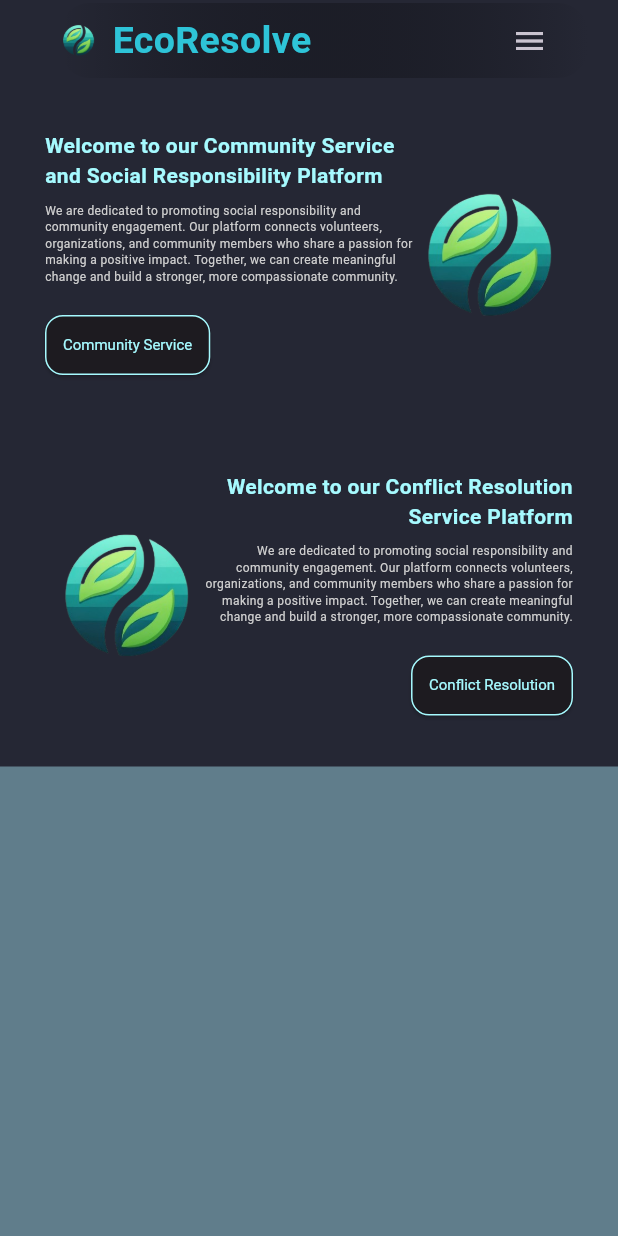
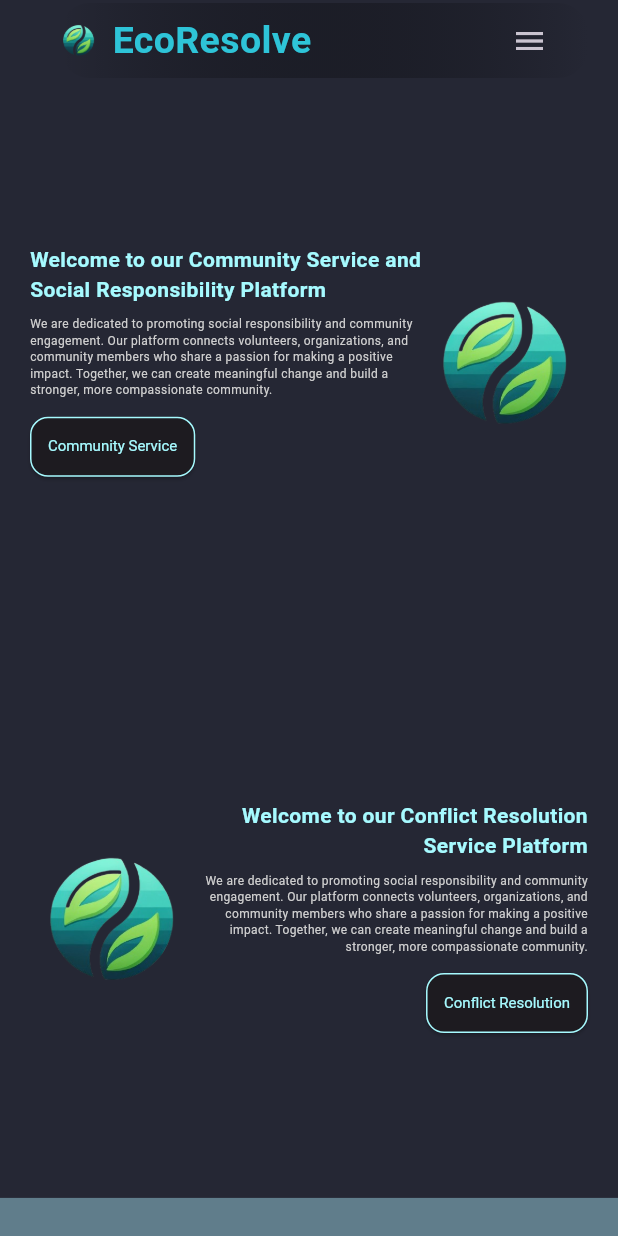
Before and after one commit to Saniya951/EcoResolve, a Flutter app: the screen it shows after launch, on a phone screen of 412 x 824 dp. Run offline on Flutter 3.47's test engine with Material 3 defaults, Android fonts, the light colour scheme and no system bars.

Commit message:
home page UIresponsive correctly

```diff
--- a/lib/pages/home_page.dart
+++ b/lib/pages/home_page.dart
@@ -47,6 +47,7 @@ class _HomePageState extends State<HomePage> {
     return LayoutBuilder(
       builder: (context, constraints) {
         bool isDesktop = constraints.maxWidth >= minDesktopWidth;
+        final screenSize=MediaQuery.of(context).size;
 
         return Scaffold(
           key: scaffoldKey,
@@ -71,11 +72,14 @@ class _HomePageState extends State<HomePage> {
                 ),
 
               Container(
-                padding: const EdgeInsets.all(30.0),
-                child: Row(
+                margin:const EdgeInsets.symmetric(horizontal: 20.0),
+                constraints:BoxConstraints(maxHeight:screenSize.height*0.45),
+                child:Row(
+                  mainAxisAlignment: MainAxisAlignment.spaceEvenly,
                   children: [
                     Expanded(
                       child: Column(
+                          mainAxisAlignment: MainAxisAlignment.center,
                           crossAxisAlignment: CrossAxisAlignment.start,
                           children: [
                             Text(
@@ -84,7 +88,7 @@ class _HomePageState extends State<HomePage> {
                             ),
                             const SizedBox(height: 8.0),
                             SizedBox(
-                            width: isDesktop? 800.0 : 400.0,
+                              width: isDesktop? 600.0 : null,
                               child: Text(
                                 "We are dedicated to promoting social responsibility and community engagement. Our platform connects volunteers, organizations, and community members who share a passion for making a positive impact. Together, we can create meaningful change and build a stronger, more compassionate community.",
                                 style: isDesktop ? desktopBodyStyle : mobileBodyStyle,
@@ -93,7 +97,7 @@ class _HomePageState extends State<HomePage> {
                               ),
                             ),
 
-                          const SizedBox(height: 16.0), //for space
+                            const SizedBox(height: 8.0), //for space
 
                             // import custom btn form constants
                             CustomButton(
@@ -105,7 +109,9 @@ class _HomePageState extends State<HomePage> {
                           ],
                         ),
                     ),
-                    const SizedBox(height: 16.0),
+
+                    const SizedBox(height: 8.0),
+
                     Padding(
                       padding: isDesktop? const EdgeInsets.only(right:80.0):const EdgeInsets.only(right:5.0),
                       child: Image.asset(
@@ -113,7 +119,6 @@ class _HomePageState extends State<HomePage> {
                           width: isDesktop ? 200.0 : 100.0, // Adjust the width
                           height: isDesktop ? 200.0 : 100.0, ),
                     ),
-                    SizedBox(height: isDesktop ? 100.0 : 16.0),
 
                   ],
                 ),
@@ -121,10 +126,12 @@ class _HomePageState extends State<HomePage> {
 
 
               Container(
-                padding: const EdgeInsets.all(30.0),
+                margin:const EdgeInsets.symmetric(horizontal: 20.0),
+                constraints:BoxConstraints(maxHeight:screenSize.height*0.45),
                 child: Row(
+                  mainAxisAlignment: MainAxisAlignment.spaceEvenly,
                   children: [
-                    SizedBox(height: isDesktop ? 100.0 : 16.0),
+                    // SizedBox(height: isDesktop ? 100.0 : 16.0),
 
                     Padding(
                       padding: isDesktop? const EdgeInsets.only(left:80.0):const EdgeInsets.only(left:5.0),
@@ -140,6 +147,7 @@ class _HomePageState extends State<HomePage> {
 
                     Expanded(
                       child: Column(
+                        mainAxisAlignment: MainAxisAlignment.center,
                         crossAxisAlignment: CrossAxisAlignment.end,
                         children: [
                           Text(
@@ -149,7 +157,7 @@ class _HomePageState extends State<HomePage> {
                           ),
                           const SizedBox(height: 8.0),
                           SizedBox(
-                            width: isDesktop? 800.0 : 400.0,
+                            width: isDesktop? 800.0 : null,
                             child: Text(
                               "We are dedicated to promoting social responsibility and community engagement. Our platform connects volunteers, organizations, and community members who share a passion for making a positive impact. Together, we can create meaningful change and build a stronger, more compassionate community.",
                               style: isDesktop ? desktopBodyStyle : mobileBodyStyle,
@@ -159,7 +167,7 @@ class _HomePageState extends State<HomePage> {
                             ),
                           ),
 
-                          const SizedBox(height: 16.0), //for space
+                          const SizedBox(height: 8.0), //for space
 
                           // import custom btn form constants
                           CustomButton(
```
Lines whose indentation alone changed are shown as unchanged.
